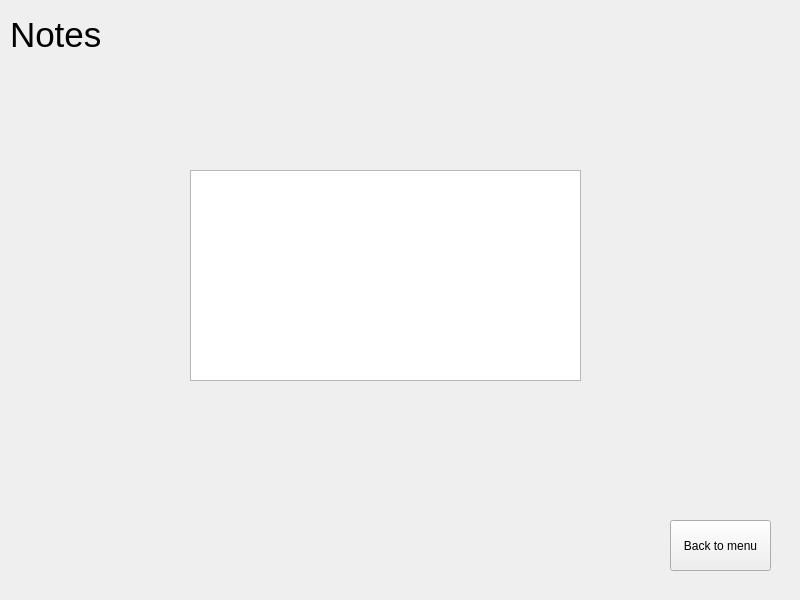
The window that noteswindow.ui (Ancellie/organizer_on_qt) describes before a commit, drawn with Qt 5.
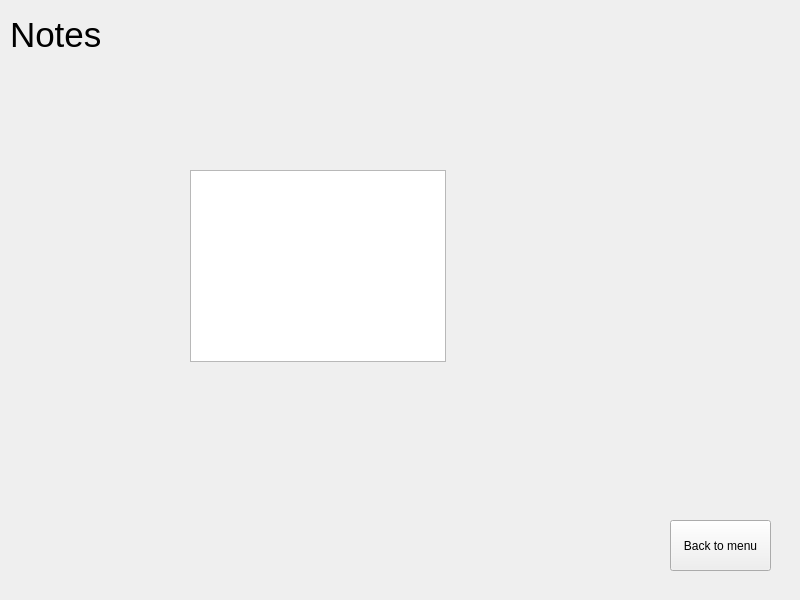
The same window after the commit.

Patch:
```diff
--- a/noteswindow.ui
+++ b/noteswindow.ui
@@ -49,6 +49,9 @@
     </rect>
    </property>
    <layout class="QVBoxLayout" name="verticalLayout">
+    <property name="sizeConstraint">
+     <enum>QLayout::SetFixedSize</enum>
+    </property>
     <item>
      <widget class="QTextEdit" name="textEdit"/>
     </item>
```
